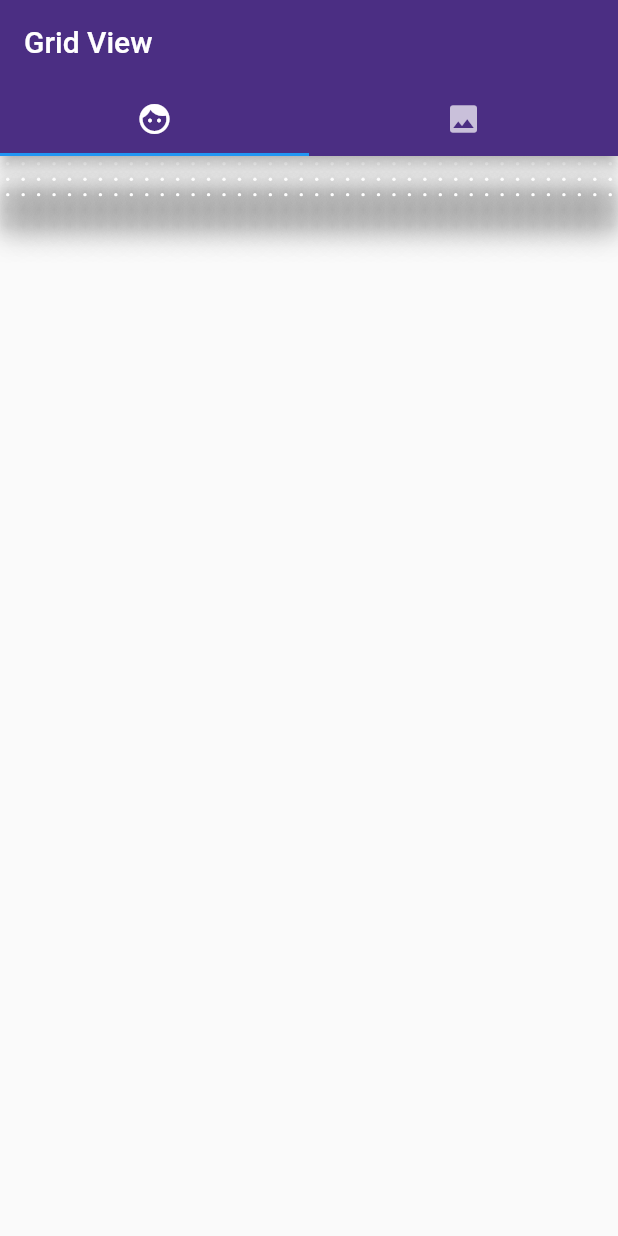
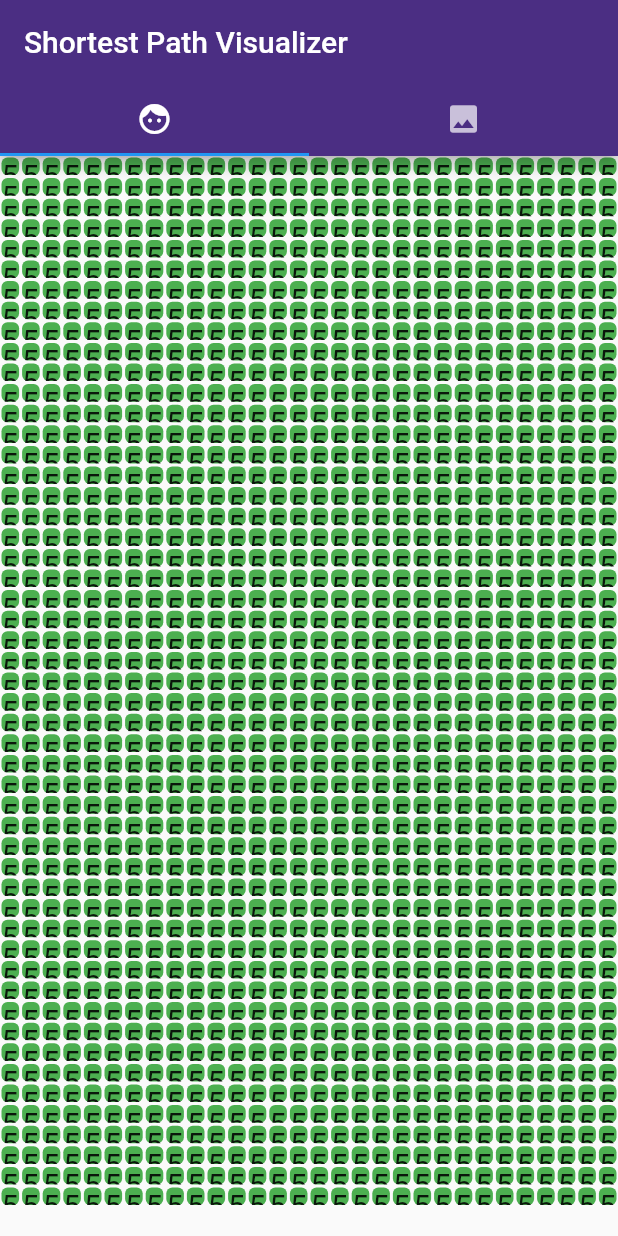
Before and after one commit to codycodes/flutter-shortest-path, a Flutter app: the screen it shows after launch, on a phone screen of 412 x 824 dp. Run offline on Flutter 3.47's test engine with Material 2 defaults, Android fonts, the phone set to English and light mode, and no system bars.

Commit message:
:construction: semi-working grid

```diff
--- a/flutter_shortest_path/lib/GridOne.dart
+++ b/flutter_shortest_path/lib/GridOne.dart
@@ -1,4 +1,7 @@
+import 'dart:math';
+
 import 'package:flutter/material.dart';
+import 'package:flutter/rendering.dart';
 
 class GridOne extends StatefulWidget {
   @override
@@ -8,18 +11,41 @@ class GridOne extends StatefulWidget {
 class _GridOneState extends State<GridOne> {
   @override
   Widget build(BuildContext context) {
+    int numCellsWidth = 30;
+
+    var size = MediaQuery.of(context).size;
+    final double itemWidth = size.width;
+    double scale = itemWidth / numCellsWidth;
+    double num = 0;
+    int heights = 0;
+    int topPadding = 128;
+    while(num < (size.height - topPadding)) {
+      num += scale;
+      heights += 1;
+    }
+    int numCellsHeight = (numCellsWidth * heights).toInt();
+
+//    for i in
+//    double height = (MediaQuery.of(context).size.height);
+//    double width = (MediaQuery.of(context).size.width);
+//    height = height/10;
+//    width = width/10;
     return new Scaffold(
       body: GridView.count(
-        crossAxisCount: 40,
-        children: List.generate(120, (index) {
+//        childAspectRatio: (itemWidth / itemHeight),
+        crossAxisCount: numCellsWidth,
+        scrollDirection: Axis.vertical,
+        children: List.generate(numCellsHeight, (index) {
           return new Card(
-            elevation: 10.0,
+            margin: new EdgeInsets.all(1.0),
+            elevation: 0,
+            color: Colors.green,
             child: new Container(
               child: Align(
                 alignment: Alignment.center,
-                child: new Text ("$index",
+                child: new Text ("$heights",
                 style: TextStyle(
-                  fontSize: 24.0
+                  fontSize: 20.0
               ),
               ),
             ),
--- a/flutter_shortest_path/lib/Home.dart
+++ b/flutter_shortest_path/lib/Home.dart
@@ -42,7 +42,7 @@ class _HomeState extends State<Home> with SingleTickerProviderStateMixin {
     return new Scaffold(
 
       appBar: new AppBar(
-        title: new Text("Grid View"),
+        title: new Text("Shortest Path Visualizer"),
         backgroundColor: uwPurple,
         bottom: new TabBar(
           controller: controller,
```
